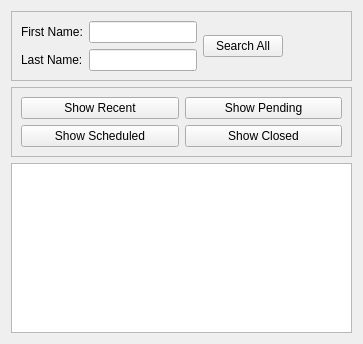
Qt form drc/gui/mediationbrowser.ui (lansdon/cpts483_drc) before a commit.
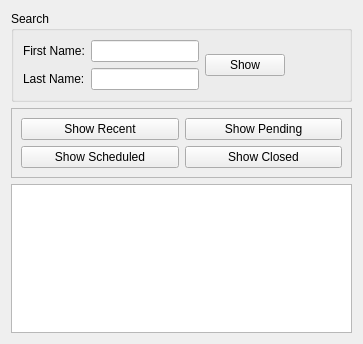
The same form after that commit.

The edit to the form file:
```diff
--- a/drc/gui/mediationbrowser.ui
+++ b/drc/gui/mediationbrowser.ui
@@ -15,12 +15,9 @@
   </property>
   <layout class="QVBoxLayout" name="verticalLayout_2">
    <item>
-    <widget class="QFrame" name="searchFrame">
-     <property name="frameShape">
-      <enum>QFrame::StyledPanel</enum>
-     </property>
-     <property name="frameShadow">
-      <enum>QFrame::Raised</enum>
+    <widget class="QGroupBox" name="searchGroupBox">
+     <property name="title">
+      <string>Search</string>
      </property>
      <layout class="QHBoxLayout" name="horizontalLayout_2">
       <item>
@@ -53,7 +50,7 @@
       <item>
        <widget class="QPushButton" name="searchBtn">
         <property name="text">
-         <string>Search All</string>
+         <string>Show</string>
         </property>
        </widget>
       </item>
```
